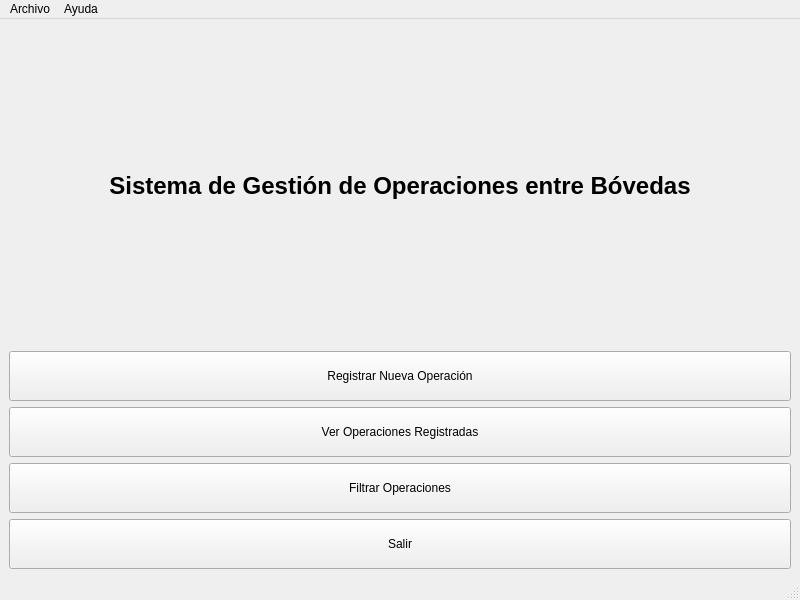
Before: the Qt Designer form GestorDeBovedas/mainwindow.ui in miguelnodjan/PROYECTO-GESTOR-BOVEDAS, drawn with Qt 5.
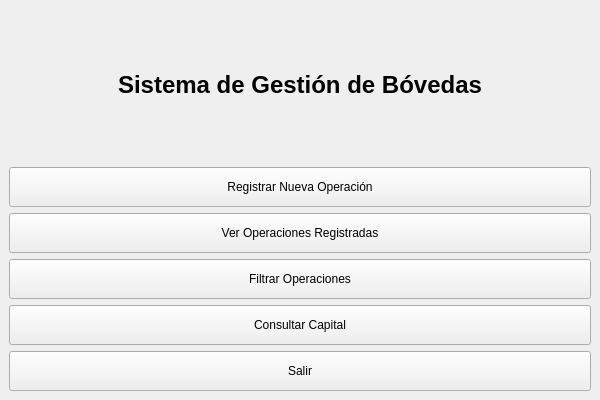
After: the same form once the commit is applied.

Diff of the .ui file:
```diff
--- a/GestorDeBovedas/mainwindow.ui
+++ b/GestorDeBovedas/mainwindow.ui
@@ -6,8 +6,8 @@
    <rect>
     <x>0</x>
     <y>0</y>
-    <width>800</width>
-    <height>600</height>
+    <width>600</width>
+    <height>400</height>
    </rect>
   </property>
   <property name="windowTitle">
@@ -18,7 +18,7 @@
     <item>
      <widget class="QLabel" name="labelTitulo">
       <property name="text">
-       <string>&lt;h1&gt;Sistema de Gestión de Operaciones entre Bóvedas&lt;/h1&gt;</string>
+       <string>&lt;h1&gt;Sistema de Gestión de Bóvedas&lt;/h1&gt;</string>
       </property>
       <property name="alignment">
        <set>Qt::AlignCenter</set>
@@ -33,7 +33,7 @@
       <property name="minimumSize">
        <size>
         <width>0</width>
-        <height>50</height>
+        <height>40</height>
        </size>
       </property>
      </widget>
@@ -46,7 +46,7 @@
       <property name="minimumSize">
        <size>
         <width>0</width>
-        <height>50</height>
+        <height>40</height>
        </size>
       </property>
      </widget>
@@ -59,7 +59,20 @@
       <property name="minimumSize">
        <size>
         <width>0</width>
-        <height>50</height>
+        <height>40</height>
+       </size>
+      </property>
+     </widget>
+    </item>
+    <item>
+     <widget class="QPushButton" name="btnConsultarCapital">
+      <property name="text">
+       <string>Consultar Capital</string>
+      </property>
+      <property name="minimumSize">
+       <size>
+        <width>0</width>
+        <height>40</height>
        </size>
       </property>
      </widget>
@@ -72,60 +85,13 @@
       <property name="minimumSize">
        <size>
         <width>0</width>
-        <height>50</height>
+        <height>40</height>
        </size>
       </property>
      </widget>
     </item>
    </layout>
   </widget>
-  <widget class="QMenuBar" name="menubar">
-   <property name="geometry">
-    <rect>
-     <x>0</x>
-     <y>0</y>
-     <width>800</width>
-     <height>22</height>
-    </rect>
-   </property>
-   <widget class="QMenu" name="menuArchivo">
-    <property name="title">
-     <string>Archivo</string>
-    </property>
-    <addaction name="actionGuardar"/>
-    <addaction name="actionCargar"/>
-    <addaction name="actionSalir"/>
-   </widget>
-   <widget class="QMenu" name="menuAyuda">
-    <property name="title">
-     <string>Ayuda</string>
-    </property>
-    <addaction name="actionAcerca_de"/>
-   </widget>
-   <addaction name="menuArchivo"/>
-   <addaction name="menuAyuda"/>
-  </widget>
-  <widget class="QStatusBar" name="statusbar"/>
-  <action name="actionGuardar">
-   <property name="text">
-    <string>Guardar datos</string>
-   </property>
-  </action>
-  <action name="actionCargar">
-   <property name="text">
-    <string>Cargar datos</string>
-   </property>
-  </action>
-  <action name="actionSalir">
-   <property name="text">
-    <string>Salir</string>
-   </property>
-  </action>
-  <action name="actionAcerca_de">
-   <property name="text">
-    <string>Acerca de...</string>
-   </property>
-  </action>
  </widget>
  <resources/>
  <connections/>
```
